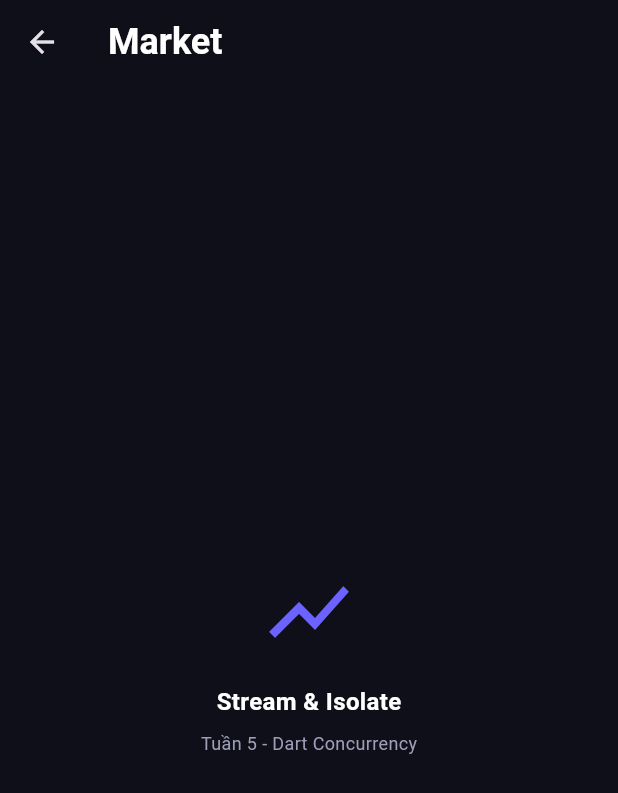
After one commit to dalayhoailinh/flutter_roadmap_foundation, a Flutter app: the MarketPage screen opened directly, on a phone screen of 412 x 824 dp. The commit adds this screen. Shown: the top 793 px of the screen. Run offline on Flutter 3.47's test engine with Material 3 defaults, Android fonts, the phone set to English and light mode, and no system bars; our stand-ins replace flutter_riverpod, go_router.

Commit message:
feat(market): add MarketPage placeholder

```diff
--- a/lib/core/constants/app_text_styles.dart
+++ b/lib/core/constants/app_text_styles.dart
@@ -8,6 +8,11 @@ abstract final class AppTextStyles {
     fontWeight: FontWeight.w700,
     color: AppColors.textPrimary,
     letterSpacing: -0.5,
+  );
+  static const TextStyle titleLarge = TextStyle(
+    fontSize: 24,
+    fontWeight: FontWeight.w700,
+    color: AppColors.textPrimary,
   );
   static const TextStyle titleMedium = TextStyle(
     fontSize: 16,
--- /dev/null
+++ b/lib/features/market/presentation/pages/market_page.dart
@@ -0,0 +1,32 @@
+import 'package:flutter/material.dart';
+
+import '../../../../core/constants/app_colors.dart';
+import '../../../../core/constants/app_text_styles.dart';
+
+class MarketPage extends StatelessWidget {
+  const MarketPage({super.key});
+
+  @override
+  Widget build(BuildContext context) {
+    return Scaffold(
+      backgroundColor: AppColors.background,
+      appBar: AppBar(
+        backgroundColor: AppColors.background,
+        title: Text('Market', style: AppTextStyles.titleLarge),
+        elevation: 0,
+      ),
+      body: Center(
+        child: Column(
+          mainAxisAlignment: MainAxisAlignment.center,
+          children: [
+            const Icon(Icons.show_chart, size: 64, color: AppColors.primary),
+            const SizedBox(height: 16),
+            Text('Stream & Isolate', style: AppTextStyles.titleMedium),
+            const SizedBox(height: 8),
+            Text('Tuần 5 - Dart Concurrency', style: AppTextStyles.bodySmall),
+          ],
+        ),
+      ),
+    );
+  }
+}
```
